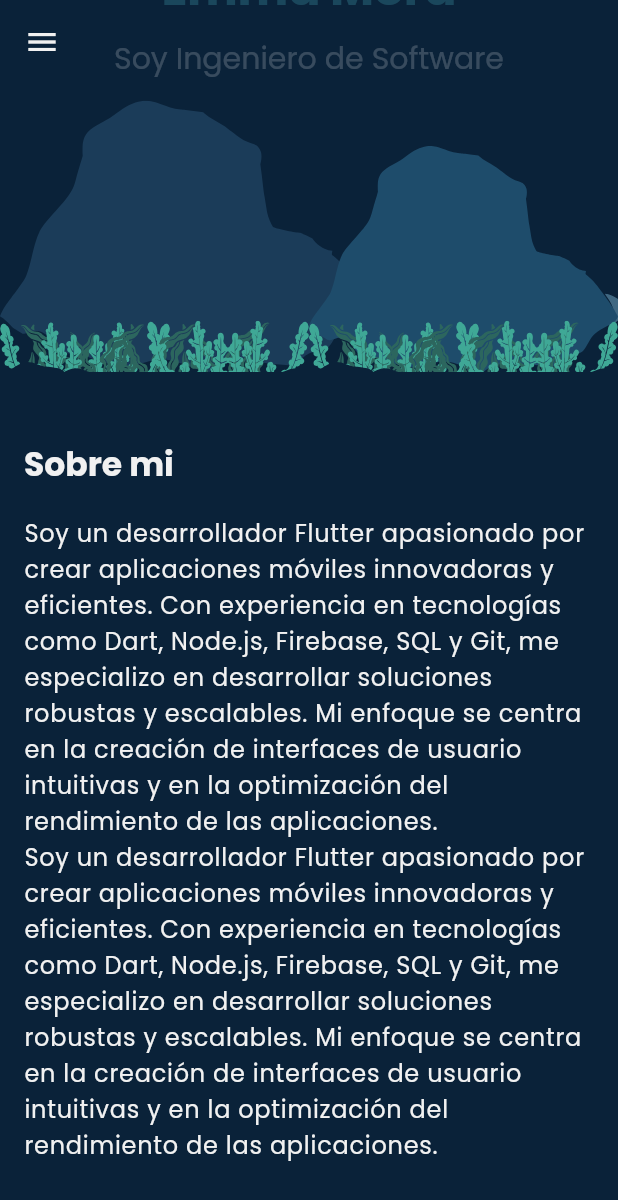
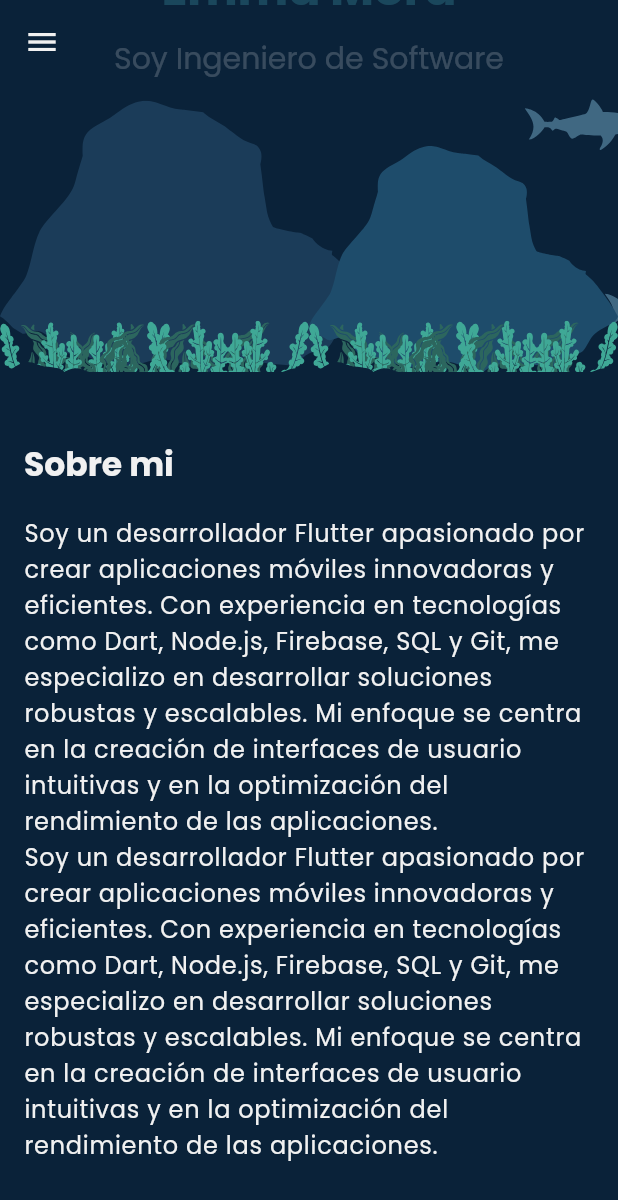
Before and after one commit to Emmanuelle20021/Portfolio, a Flutter app: the screen it shows after launch, scrolled down 576 dp, on a phone screen of 412 x 824 dp. Shown: the top 1200 px of the screen. Run offline on Flutter 3.47's test engine with Material 3 defaults, Android fonts, the phone set to English and light mode, and no system bars; drawn by our look-alikes of auto_size_text; our stand-ins replace flutter_bloc, flutter_svg, google_fonts, gradient_borders, icons_plus.

Commit message:
chore: Update shark background parallax animation

```diff
--- a/lib/widgets/shared/shark_background_parallax.dart
+++ b/lib/widgets/shared/shark_background_parallax.dart
@@ -14,16 +14,9 @@ class SharkBackgroundParallax extends StatefulWidget {
 }
 
 class _SharkBackgroundParallaxState extends State<SharkBackgroundParallax> {
-  double _offset = 0.0;
-
   @override
   void initState() {
     super.initState();
-    widget.scrollController.addListener(() {
-      setState(() {
-        _offset = widget.scrollController.offset;
-      });
-    });
   }
 
   @override
@@ -46,7 +39,13 @@ class _SharkBackgroundParallaxState extends State<SharkBackgroundParallax> {
             ),
             Positioned(
               bottom: constraints.maxHeight * 0.15,
-              left: constraints.maxWidth * 0.15 + _offset,
+              left: constraints.maxWidth * 0.15,
+              child: AnimatedBuilder(
+                animation: widget.scrollController,
+                builder: (context, child) => Transform.translate(
+                  offset: Offset(widget.scrollController.offset * 0.5, 0),
+                  child: child,
+                ),
                 child: SvgPicture.asset(
                   Constants.kSharkPath,
                   width: constraints.maxWidth * 0.2,
@@ -56,9 +55,16 @@ class _SharkBackgroundParallaxState extends State<SharkBackgroundParallax> {
                   ),
                 ),
               ),
+            ),
             Positioned(
               bottom: 0,
-              left: 0 + _offset * 0.7,
+              left: 0,
+              child: AnimatedBuilder(
+                animation: widget.scrollController,
+                builder: (context, child) => Transform.translate(
+                  offset: Offset(widget.scrollController.offset * 0.7, 0),
+                  child: child,
+                ),
                 child: SvgPicture.asset(
                   Constants.kSharkPath,
                   width: constraints.maxWidth * 0.2,
@@ -68,15 +74,23 @@ class _SharkBackgroundParallaxState extends State<SharkBackgroundParallax> {
                   ),
                 ),
               ),
+            ),
             Positioned(
               bottom: constraints.maxHeight * 0.3,
-              left: 50 + _offset * 0.5,
+              left: 50,
+              child: AnimatedBuilder(
+                animation: widget.scrollController,
+                builder: (context, child) => Transform.translate(
+                  offset: Offset(widget.scrollController.offset * 0.5, 0),
+                  child: child,
+                ),
                 child: SvgPicture.asset(
                   Constants.kSharkPath,
                   width: constraints.maxWidth * 0.2,
                   colorFilter: ColorFilter.mode(
                     AppColors.border,
                     BlendMode.srcIn,
+                  ),
                 ),
               ),
             ),
```
Lines whose indentation alone changed are shown as unchanged.
